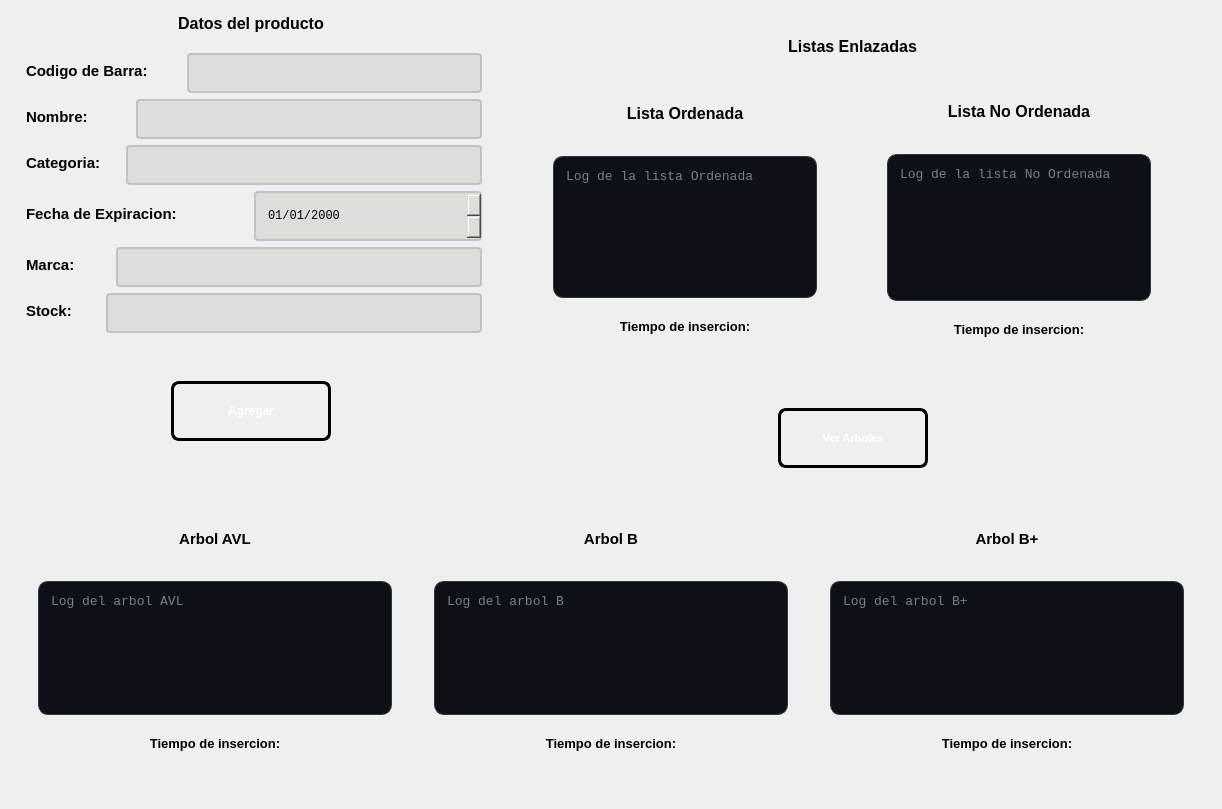
This is ui/pantallaagregar.ui in pablo-mald03/Proyecto-No1-EDD as Qt 5 draws it before an edit. The edited form follows.
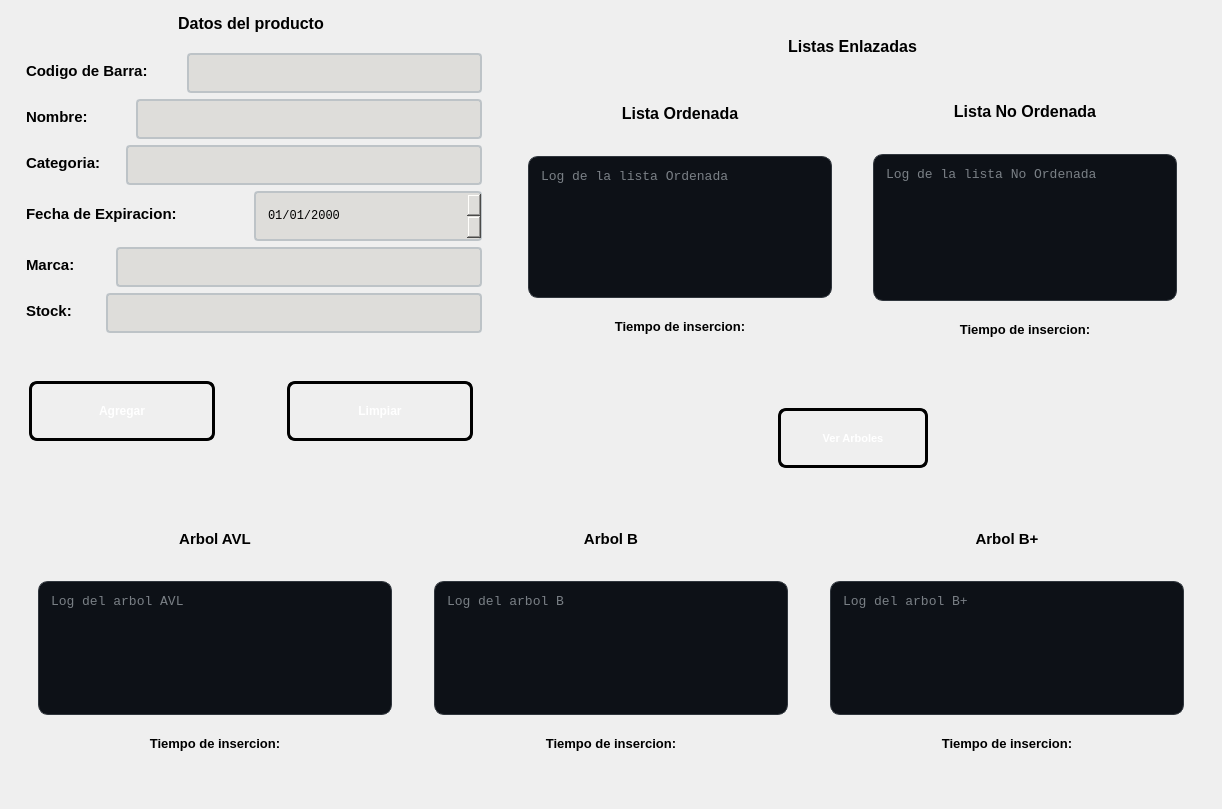
This is the edited form. Icons and pictures are not drawn.

Commit message: Se ha establecido la interfaz para poder agregar datos

Diff of the .ui file:
```diff
--- a/ui/pantallaagregar.ui
+++ b/ui/pantallaagregar.ui
@@ -544,19 +544,6 @@
              </size>
             </property>
             <layout class="QHBoxLayout" name="horizontalLayout_9">
-             <item>
-              <spacer name="horizontalSpacer">
-               <property name="orientation">
-                <enum>Qt::Orientation::Horizontal</enum>
-               </property>
-               <property name="sizeHint" stdset="0">
-                <size>
-                 <width>40</width>
-                 <height>20</height>
-                </size>
-               </property>
-              </spacer>
-             </item>
              <item>
               <widget class="QPushButton" name="btnAgregar">
                <property name="minimumSize">
@@ -603,17 +590,65 @@
               </widget>
              </item>
              <item>
-              <spacer name="horizontalSpacer_2">
-               <property name="orientation">
-                <enum>Qt::Orientation::Horizontal</enum>
+              <widget class="QWidget" name="widget_12" native="true">
+               <property name="minimumSize">
+                <size>
+                 <width>60</width>
+                 <height>0</height>
+                </size>
                </property>
-               <property name="sizeHint" stdset="0">
+               <property name="maximumSize">
                 <size>
-                 <width>40</width>
-                 <height>20</height>
+                 <width>60</width>
+                 <height>16777215</height>
                 </size>
                </property>
-              </spacer>
+              </widget>
+             </item>
+             <item>
+              <widget class="QPushButton" name="btnLimpiar">
+               <property name="minimumSize">
+                <size>
+                 <width>160</width>
+                 <height>60</height>
+                </size>
+               </property>
+               <property name="styleSheet">
+                <string notr="true">QPushButton#btnLimpiar {
+    background-color: qlineargradient(spread:pad, x1:0, y1:0, x2:1, y2:1, 
+                        stop:0 rgb(198, 70, 0), 
+                        stop:1 rgb(192, 97, 203));
+    
+    border: 3px solid black;
+    border-radius: 8px;
+    
+    color: white;
+    font-family: &quot;Arial Black&quot;, Gadget, sans-serif;
+    font-size: 12px;
+    font-weight: bold;
+    text-transform: uppercase;
+    
+    padding: 10px 25px;
+}
+
+QPushButton#btnLimpiar:hover {
+    background-color: qlineargradient(spread:pad, x1:0, y1:0, x2:1, y2:1, 
+                        stop:0 rgba(41, 128, 185, 255), 
+                        stop:1 rgba(142, 68, 173, 255));
+    border-color: #f1c40f;
+}
+
+
+QPushButton#btnLimpiar:pressed {
+    background-color: #2c3e50;
+    padding-top: 12px;
+    padding-left: 27px;
+}</string>
+               </property>
+               <property name="text">
+                <string>Limpiar</string>
+               </property>
+              </widget>
              </item>
             </layout>
            </widget>
@@ -704,17 +739,20 @@
            </item>
            <item>
             <layout class="QHBoxLayout" name="horizontalLayout_11">
+             <property name="spacing">
+              <number>2</number>
+             </property>
              <item>
               <widget class="QWidget" name="widget_7" native="true">
                <property name="minimumSize">
                 <size>
-                 <width>300</width>
+                 <width>340</width>
                  <height>290</height>
                 </size>
                </property>
                <property name="maximumSize">
                 <size>
-                 <width>300</width>
+                 <width>304</width>
                  <height>290</height>
                 </size>
                </property>
@@ -830,13 +868,13 @@
               <widget class="QWidget" name="widget_8" native="true">
                <property name="minimumSize">
                 <size>
-                 <width>300</width>
+                 <width>340</width>
                  <height>290</height>
                 </size>
                </property>
                <property name="maximumSize">
                 <size>
-                 <width>290</width>
+                 <width>340</width>
                  <height>300</height>
                 </size>
                </property>
```
Left out of the diff: 8 changed lines with no effect on the pictures. The commit also changes 4 other files.
